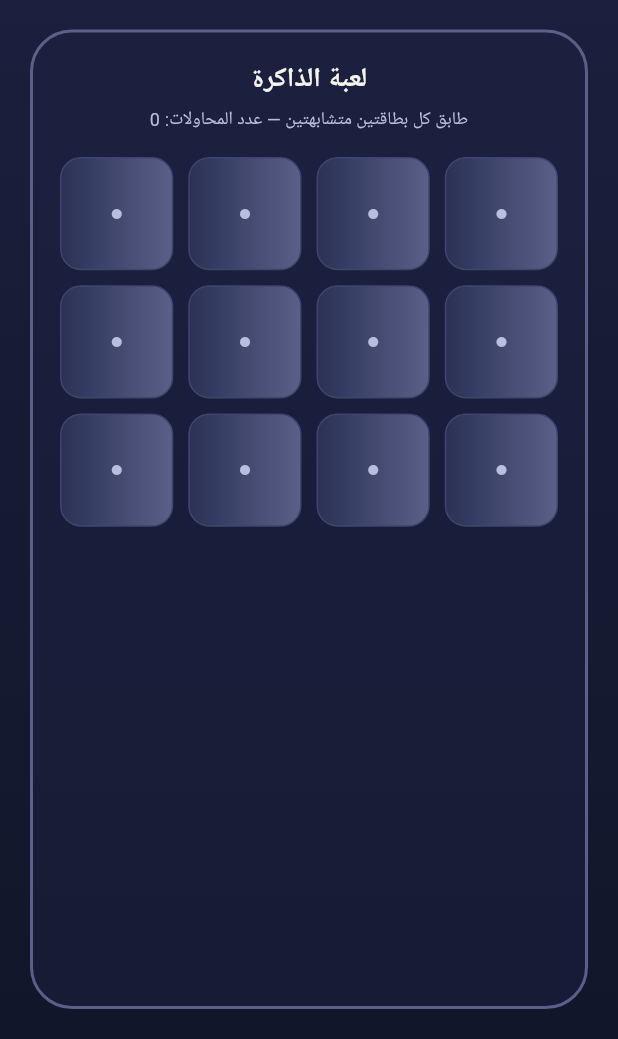
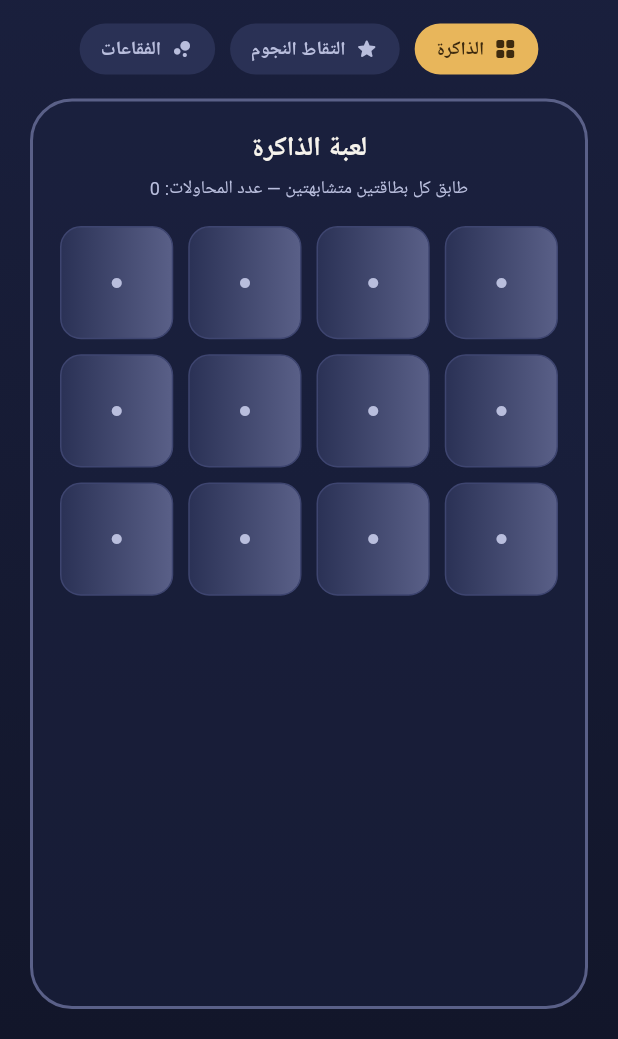
Before and after one commit to abouali76-lab/wiam, a Flutter app: the ChildPlayScreen screen opened directly, on a phone screen of 412 x 824 dp, the part 197-1236 px from its top. Run offline on Flutter 3.47's test engine with Material 3 defaults, Android fonts, the light colour scheme and no system bars; our stand-ins replace google_fonts, shared_preferences; accounts and stored records are empty; Roboto replaces fonts that are missing (Tajawal).

Commit message:
Add two more mini-games and a picker so the child can choose
- StarCatchGame: drag a basket along the bottom to catch falling stars.
- BubblePopGame: tap rising bubbles before they float away.
- Both are deliberately fail-state-free (a miss just drifts off, no
  penalty/game-over) to match the app's calm tone rather than turning
  play time into a stressful reflex test.
- ChildPlayScreen now shows a 3-way tab (memory / stars / bubbles) above
  the game area instead of hardcoding the memory-match game, with an
  AnimatedSwitcher crossfade between them.

Verified all three live: memory matching, drag-to-catch scoring, and
tap-to-pop scoring all work and the tab switch is smooth.

```diff
--- a/app/lib/screens/child_play_screen.dart
+++ b/app/lib/screens/child_play_screen.dart
@@ -3,8 +3,25 @@ import 'package:provider/provider.dart';
 
 import '../state/child_device_state.dart';
 import '../theme.dart';
+import '../widgets/bubble_pop_game.dart';
 import '../widgets/memory_match_game.dart';
+import '../widgets/star_catch_game.dart';
 import 'child_timeup_screen.dart';
+
+enum _Game { memory, stars, bubbles }
+
+class _GameInfo {
+  final _Game id;
+  final String label;
+  final IconData icon;
+  const _GameInfo(this.id, this.label, this.icon);
+}
+
+const _games = [
+  _GameInfo(_Game.memory, 'الذاكرة', Icons.grid_view_rounded),
+  _GameInfo(_Game.stars, 'التقاط النجوم', Icons.star_rounded),
+  _GameInfo(_Game.bubbles, 'الفقاعات', Icons.bubble_chart_rounded),
+];
 
 class ChildPlayScreen extends StatefulWidget {
   const ChildPlayScreen({super.key});
@@ -15,6 +32,7 @@ class ChildPlayScreen extends StatefulWidget {
 
 class _ChildPlayScreenState extends State<ChildPlayScreen> {
   bool _navigatedAway = false;
+  _Game _selected = _Game.memory;
 
   @override
   void initState() {
@@ -32,6 +50,17 @@ class _ChildPlayScreenState extends State<ChildPlayScreen> {
     final m = (seconds ~/ 60).toString().padLeft(2, '0');
     final s = (seconds % 60).toString().padLeft(2, '0');
     return '$m:$s';
+  }
+
+  Widget _buildGame() {
+    switch (_selected) {
+      case _Game.memory:
+        return const MemoryMatchGame(key: ValueKey('memory'));
+      case _Game.stars:
+        return const StarCatchGame(key: ValueKey('stars'));
+      case _Game.bubbles:
+        return const BubblePopGame(key: ValueKey('bubbles'));
+    }
   }
 
   @override
@@ -88,13 +117,23 @@ class _ChildPlayScreenState extends State<ChildPlayScreen> {
                   const Spacer(),
                   const SizedBox(width: 44),
                 ]),
+                const SizedBox(height: 16),
+                Row(
+                  mainAxisAlignment: MainAxisAlignment.center,
+                  children: [
+                    for (final game in _games) ...[
+                      _GameTab(info: game, selected: _selected == game.id, onTap: () => setState(() => _selected = game.id)),
+                      if (game != _games.last) const SizedBox(width: 10),
+                    ],
+                  ],
+                ),
                 Expanded(
                   child: Container(
-                    margin: const EdgeInsets.only(top: 20),
+                    margin: const EdgeInsets.only(top: 16),
                     width: double.infinity,
                     decoration: BoxDecoration(borderRadius: BorderRadius.circular(28), border: Border.all(color: WiamColors.planetDim, width: 2), color: WiamColors.bg1.withValues(alpha: 0.5)),
                     clipBehavior: Clip.antiAlias,
-                    child: const MemoryMatchGame(),
+                    child: AnimatedSwitcher(duration: const Duration(milliseconds: 250), child: _buildGame()),
                   ),
                 ),
               ]),
@@ -105,3 +144,30 @@ class _ChildPlayScreenState extends State<ChildPlayScreen> {
     );
   }
 }
+
+class _GameTab extends StatelessWidget {
+  final _GameInfo info;
+  final bool selected;
+  final VoidCallback onTap;
+  const _GameTab({required this.info, required this.selected, required this.onTap});
+
+  @override
+  Widget build(BuildContext context) {
+    return Material(
+      color: selected ? WiamColors.amber : WiamColors.card,
+      borderRadius: BorderRadius.circular(999),
+      child: InkWell(
+        borderRadius: BorderRadius.circular(999),
+        onTap: onTap,
+        child: Padding(
+          padding: const EdgeInsets.symmetric(horizontal: 14, vertical: 8),
+          child: Row(mainAxisSize: MainAxisSize.min, children: [
+            Icon(info.icon, size: 16, color: selected ? const Color(0xFF3D2A0E) : WiamColors.inkMuted),
+            const SizedBox(width: 6),
+            Text(info.label, style: bodyFont(fontSize: 12.5, fontWeight: FontWeight.w700, color: selected ? const Color(0xFF3D2A0E) : WiamColors.inkMuted)),
+          ]),
+        ),
+      ),
+    );
+  }
+}
```
Also changed, not shown: app/lib/widgets/bubble_pop_game.dart (added, +138 -0 lines), app/lib/widgets/star_catch_game.dart (added, +152 -0 lines).
